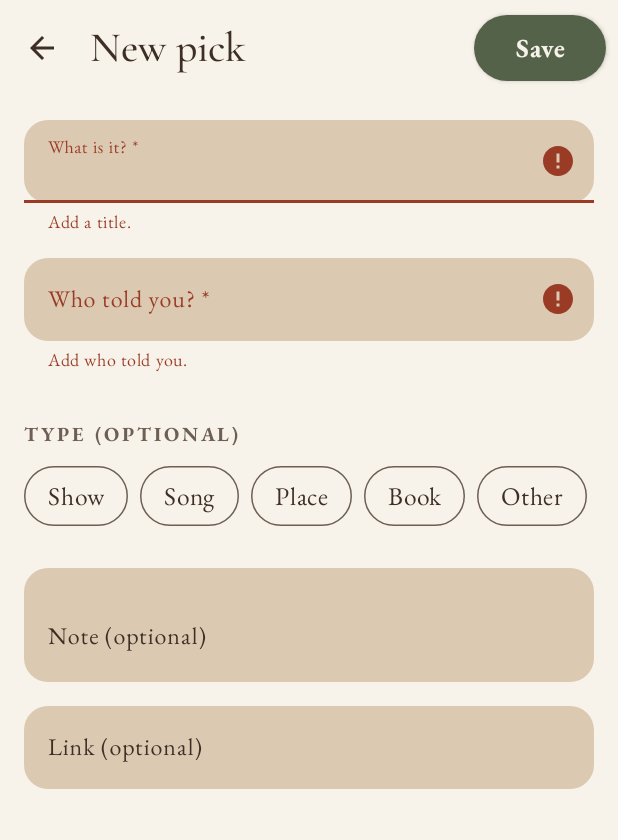
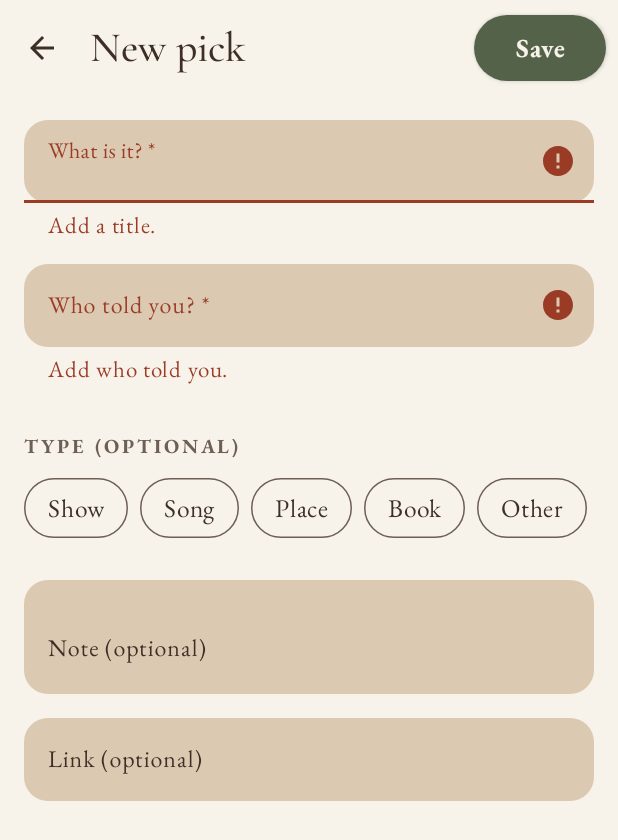
Before and after one commit to ejaysobara/told-me-to, an Android app: the AddEditActivity screen opened directly, with no data from a screen before it, after a tap on "Save", on a phone screen of 412 x 824 dp. Shown: the top 840 px of the screen. Run offline under Robolectric (Android 15) with nearby library versions, the phone set to English and light mode, and no system bars.

Commit message:
Fix design issues found across all states
Light panel edge, larger field labels and errors, check on the chosen rating, distinct suggestion chips, wrapping title and link fields, no full-screen keyboard in landscape, even buttons at 2x font. DESIGN.md and test log updated.

```diff
--- a/app/src/main/java/com/example/someonetoldmeto/ui/AddEditActivity.kt
+++ b/app/src/main/java/com/example/someonetoldmeto/ui/AddEditActivity.kt
@@ -52,6 +52,10 @@ class AddEditActivity : AppCompatActivity() {
             layout.editText?.doAfterTextChanged { layout.error = null }
         }
         b.person.doAfterTextChanged { showSuggestions(it.toString()) }
+        listOf(b.title, b.link).forEach {
+            it.setHorizontallyScrolling(false)
+            it.maxLines = 3
+        }
 
         onBackPressedDispatcher.addCallback(this) {
             if (snapshot() == initial) finish()
@@ -100,6 +104,8 @@ class AddEditActivity : AppCompatActivity() {
             b.suggestions.addView(Chip(this).apply {
                 text = n
                 isCheckable = false
+                chipBackgroundColor = getColorStateList(R.color.quiet)
+                chipStrokeWidth = 0f
                 contentDescription = getString(R.string.use_name, n)
                 setOnClickListener {
                     b.person.setText(n)
--- a/app/src/main/java/com/example/someonetoldmeto/ui/DetailActivity.kt
+++ b/app/src/main/java/com/example/someonetoldmeto/ui/DetailActivity.kt
@@ -60,6 +60,8 @@ class DetailActivity : AppCompatActivity() {
         b.title.text = rec.title
         b.meta.text = getString(R.string.detail_meta, getString(rec.type.label()), rec.person, added)
         b.status.setText(rec.status.label())
+        b.liked.setIconResource(if (rec.status == RecStatus.LIKED) R.drawable.ic_check else 0)
+        b.disliked.setIconResource(if (rec.status == RecStatus.DISLIKED) R.drawable.ic_check else 0)
         b.note.isVisible = rec.note != null
         b.note.text = rec.note?.let { getString(R.string.note_quoted, it) }
         b.link.isVisible = rec.link != null
--- a/app/src/main/res/layout/activity_add_edit.xml
+++ b/app/src/main/res/layout/activity_add_edit.xml
@@ -48,7 +48,7 @@
                         android:id="@+id/title"
                         android:layout_width="match_parent"
                         android:layout_height="wrap_content"
-                        android:imeOptions="actionNext"
+                        android:imeOptions="actionNext|flagNoExtractUi"
                         android:inputType="textCapSentences" />
                 </com.google.android.material.textfield.TextInputLayout>
 
@@ -63,7 +63,7 @@
                         android:id="@+id/person"
                         android:layout_width="match_parent"
                         android:layout_height="wrap_content"
-                        android:imeOptions="actionDone"
+                        android:imeOptions="actionDone|flagNoExtractUi"
                         android:inputType="textPersonName|textCapWords" />
                 </com.google.android.material.textfield.TextInputLayout>
 
@@ -129,6 +129,7 @@
                         android:id="@+id/note"
                         android:layout_width="match_parent"
                         android:layout_height="wrap_content"
+                        android:imeOptions="flagNoExtractUi"
                         android:inputType="textCapSentences|textMultiLine"
                         android:minLines="2" />
                 </com.google.android.material.textfield.TextInputLayout>
@@ -144,6 +145,7 @@
                         android:id="@+id/link"
                         android:layout_width="match_parent"
                         android:layout_height="wrap_content"
+                        android:imeOptions="flagNoExtractUi"
                         android:inputType="textUri" />
                 </com.google.android.material.textfield.TextInputLayout>
             </LinearLayout>
--- a/app/src/main/res/values/colors.xml
+++ b/app/src/main/res/values/colors.xml
@@ -14,7 +14,7 @@
     <color name="primary_edge">#00000000</color>
     <color name="olive_pressed">#48533F</color>
     <color name="raised">#F7F3EA</color>
-    <color name="raised_edge">#00000000</color>
+    <color name="raised_edge">#DCC9B1</color>
     <color name="chip_on">#55624A</color>
     <color name="chip_on_text">#F7F3EA</color>
 </resources>
--- a/app/src/main/res/values/themes.xml
+++ b/app/src/main/res/values/themes.xml
@@ -67,12 +67,15 @@
         <item name="android:minHeight">52dp</item>
         <item name="android:textAppearance">@style/TextAppearance.Told.Button</item>
         <item name="android:textColor">@color/on_olive</item>
+        <item name="iconTint">@color/on_olive</item>
+        <item name="iconGravity">textStart</item>
         <item name="backgroundTint">@color/button_primary</item>
         <item name="strokeColor">@color/primary_edge</item>
         <item name="strokeWidth">1dp</item>
     </style>
     <style name="Widget.Told.Button.Secondary">
         <item name="android:textColor">@color/text</item>
+        <item name="iconTint">@color/text</item>
         <item name="backgroundTint">@color/button_secondary</item>
         <item name="strokeColor">@color/quiet</item>
     </style>
@@ -105,6 +108,13 @@
         <item name="boxCornerRadiusBottomEnd">16dp</item>
         <item name="android:textColorHint">@color/text</item>
         <item name="hintTextColor">@color/text</item>
+        <item name="hintTextAppearance">@style/TextAppearance.Told.FieldSmall</item>
+        <item name="errorTextAppearance">@style/TextAppearance.Told.FieldSmall</item>
+    </style>
+    <style name="TextAppearance.Told.FieldSmall" parent="TextAppearance.Material3.BodySmall">
+        <item name="android:fontFamily">@font/eb_garamond</item>
+        <item name="fontFamily">@font/eb_garamond</item>
+        <item name="android:textSize">15sp</item>
     </style>
 
     <style name="Widget.Told.Toolbar" parent="Widget.Material3.Toolbar">
```
Also changed, not shown: app/src/main/res/layout/activity_detail.xml (+4 -4 lines), app/src/main/res/layout/view_popout.xml (+6 -4 lines), 1 other file.
